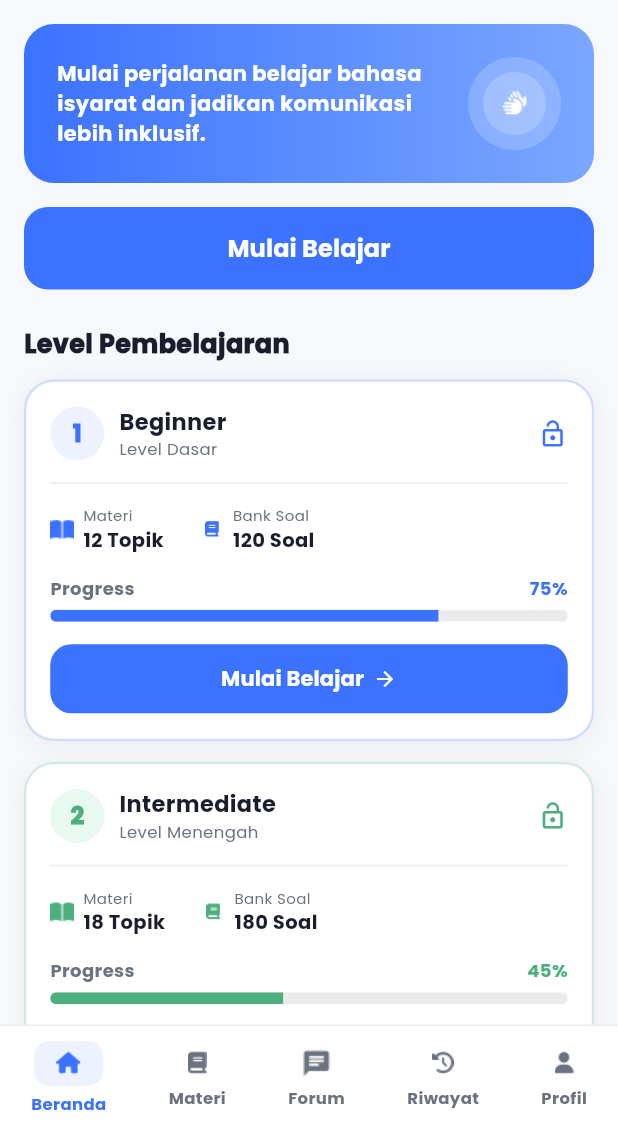
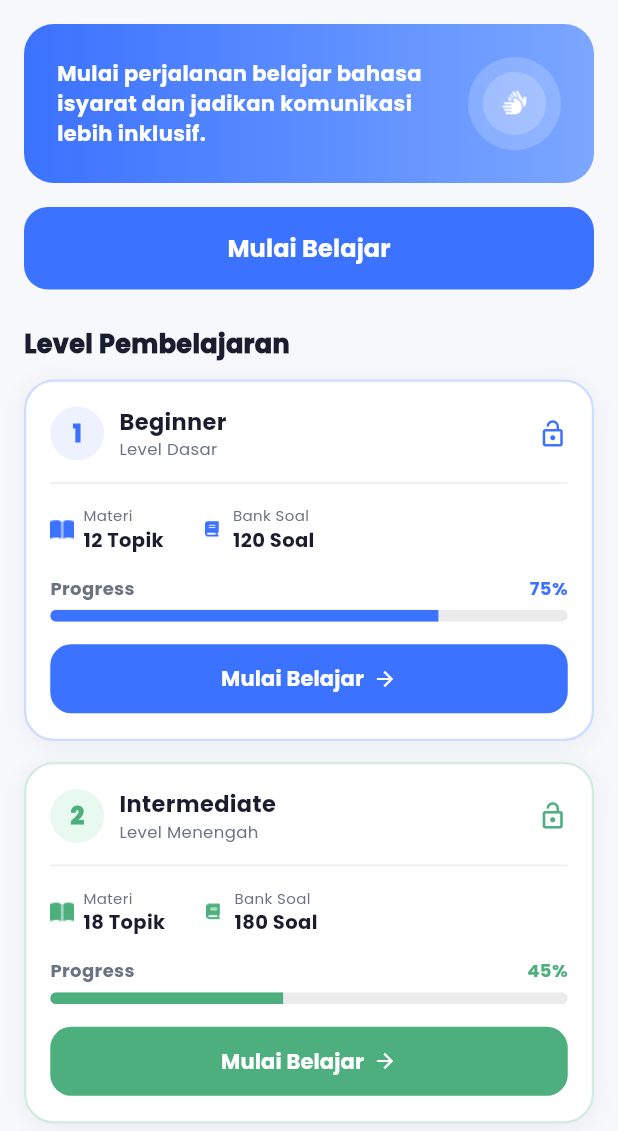
Before and after one commit to renatanianaysila-lab/app, a Flutter app: the BerandaMurid screen opened directly, on a phone screen of 412 x 824 dp, the part 105-1236 px from its top. Run offline on Flutter 3.47's test engine with Material 3 defaults, Android fonts, the phone set to English and light mode, and no system bars; our stand-ins replace youtube_player_flutter.

Commit message:
Fix: hapus duplicate bottom navbar di beranda murid

```diff
--- a/lib/pages/beranda_murid.dart
+++ b/lib/pages/beranda_murid.dart
@@ -88,8 +88,7 @@ class BerandaMurid extends StatelessWidget {
           ],
         ),
       ),
-      // Kita tetap pertahankan bottomNavigationBar milikmu jika dibutuhkan layout utama halaman ini
-      bottomNavigationBar: _buildBottomNav(context),
+      // bottomNavigationBar dikosongkan agar otomatis mengikuti Navbar Utama proyek kelompok
     );
   }
 
@@ -476,78 +475,4 @@ class BerandaMurid extends StatelessWidget {
       ],
     );
   }
-
-  // ─── BOTTOM NAV ────────────────────────────────────────
-  Widget _buildBottomNav(BuildContext context) {
-    return Container(
-      decoration: const BoxDecoration(
-        color: Colors.white,
-        border: Border(top: BorderSide(color: Color(0xFFEBEBEB))),
-      ),
-      padding: const EdgeInsets.symmetric(vertical: 10),
-      child: Row(
-        mainAxisAlignment: MainAxisAlignment.spaceAround,
-        children: [
-          _buildNavItem('assets/images/home.png', 'Beranda', true, null),
-          _buildNavItem('assets/images/materinavbar.png', 'Materi', false, () {
-            Navigator.push(
-              context,
-              MaterialPageRoute(builder: (_) => const MateriMurid()),
-            );
-          }),
-          _buildNavItem('assets/images/forum.png', 'Forum', false, null),
-          _buildNavItem('assets/images/history.png', 'Riwayat', false, () {
-            // Jika halaman RiwayatPage belum diimport/dibuat, kamu bisa membungkusnya atau membiarkannya sementara
-            // Navigator.push(context, MaterialPageRoute(builder: (_) => const RiwayatPage()));
-          }),
-          _buildNavItem('assets/images/profile.png', 'Profil', false, () {
-            // Navigator.push(context, MaterialPageRoute(builder: (_) => const ProfilePage()));
-          }),
-        ],
-      ),
-    );
-  }
-
-  Widget _buildNavItem(
-      String iconPath, String label, bool isActive, VoidCallback? onTap) {
-    return GestureDetector(
-      onTap: onTap,
-      child: Column(
-        mainAxisSize: MainAxisSize.min,
-        children: [
-          Container(
-            padding: isActive
-                ? const EdgeInsets.symmetric(horizontal: 12, vertical: 4)
-                : EdgeInsets.zero,
-            decoration: isActive
-                ? BoxDecoration(
-                    color: const Color(0xFFEEF2FF),
-                    borderRadius: BorderRadius.circular(10),
-                  )
-                : null,
-            child: Image.asset(
-              iconPath,
-              width: 22,
-              height: 22,
-              color: isActive
-                  ? const Color(0xFF3B72FF)
-                  : const Color(0xFF6B7280),
-            ),
-          ),
-          const SizedBox(height: 4),
-          Text(
-            label,
-            style: TextStyle(
-              fontSize: 11,
-              fontWeight: FontWeight.w700,
-              color: isActive
-                  ? const Color(0xFF3B72FF)
-                  : const Color(0xFF6B7280),
-              fontFamily: 'Poppins',
-            ),
-          ),
-        ],
-      ),
-    );
-  }
 }
```
